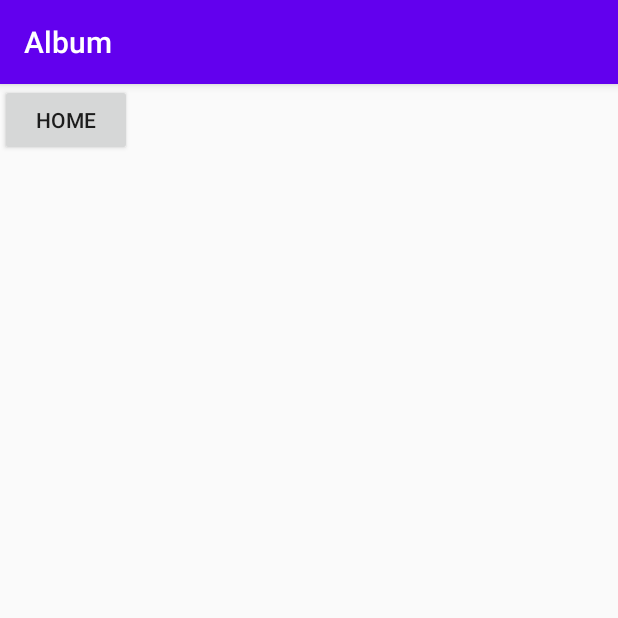
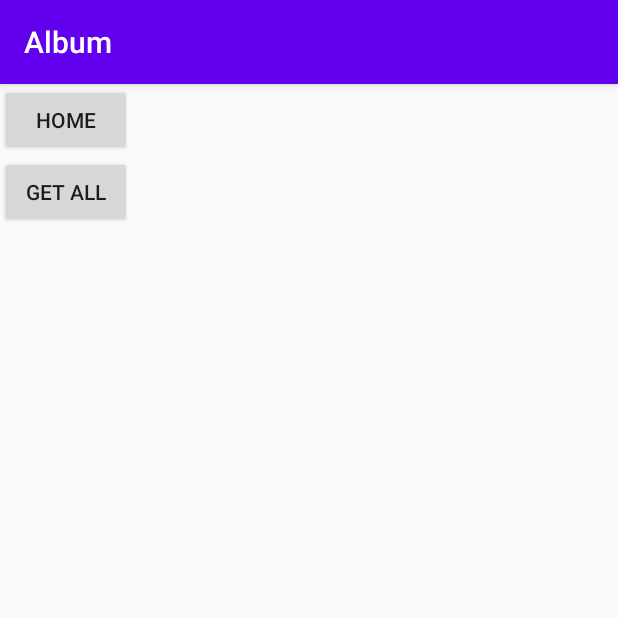
Before and after one commit to Ibuki-Bobby-Inomata/SousChef, an Android app: the Album screen opened directly, with no data from a screen before it, on a phone screen of 412 x 824 dp, the top half of it. Run offline under Robolectric (Android 15) with nearby library versions, the phone set to English and light mode, and no system bars.

Commit message:
commit analyze file

```diff
--- a/SousChef/app/src/main/res/layout/activity_album.xml
+++ b/SousChef/app/src/main/res/layout/activity_album.xml
@@ -13,4 +13,12 @@
         android:text="@string/bt_Home"
         app:layout_constraintStart_toStartOf="parent"
         app:layout_constraintTop_toTopOf="parent" />
+
+    <Button
+        android:id="@+id/bt_getAll"
+        android:layout_width="wrap_content"
+        android:layout_height="wrap_content"
+        android:text="@string/bt_getAll"
+        app:layout_constraintStart_toStartOf="parent"
+        app:layout_constraintTop_toBottomOf="@+id/bt_homeAlbum" />
 </androidx.constraintlayout.widget.ConstraintLayout>
--- a/SousChef/app/src/main/res/values/strings.xml
+++ b/SousChef/app/src/main/res/values/strings.xml
@@ -5,7 +5,7 @@
     <string name="bt_goAlbum">Album</string>
     <string name="bt_goCamera">Camera</string>
     <string name="bt_Home">Home</string>
-<!--    <string name="bt_"></string>-->
+    <string name="bt_getAll">Get All</string>
 <!--    <string name="bt_"></string>-->
 <!--    <string name="bt_"></string>-->
 <!--    <string name="bt_"></string>-->
```
Also changed, not shown: SousChef/app/build.gradle (+11 -0 lines), 1 other file.
